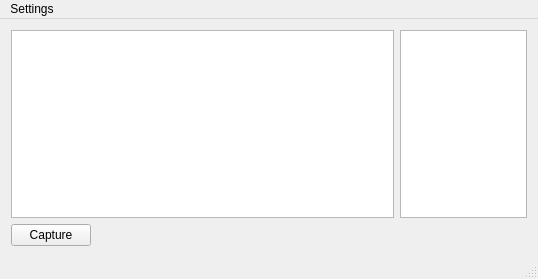
First picture: the form in imagemapper.ui, repository UAV-Concordia/ImageMapper, before the edit.
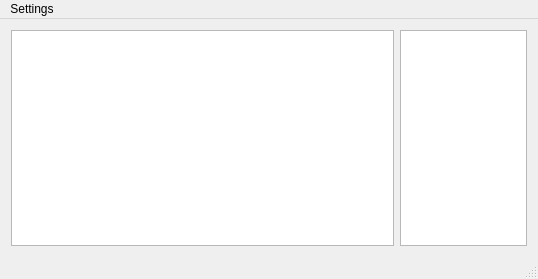
Second picture: the form after the edit. Custom widgets are drawn as their Qt base class.

```diff
--- a/imagemapper.ui
+++ b/imagemapper.ui
@@ -29,33 +29,6 @@
       </item>
      </layout>
     </item>
-    <item>
-     <layout class="QHBoxLayout" name="horizontalLayout">
-      <item>
-       <widget class="QPushButton" name="captureButton">
-        <property name="text">
-         <string>Capture</string>
-        </property>
-        <property name="checkable">
-         <bool>true</bool>
-        </property>
-       </widget>
-      </item>
-      <item>
-       <spacer name="horizontalSpacer">
-        <property name="orientation">
-         <enum>Qt::Horizontal</enum>
-        </property>
-        <property name="sizeHint" stdset="0">
-         <size>
-          <width>40</width>
-          <height>20</height>
-         </size>
-        </property>
-       </spacer>
-      </item>
-     </layout>
-    </item>
    </layout>
   </widget>
   <widget class="QMenuBar" name="menuBar">
```
Left out of the diff: 12 changed lines with no effect on the pictures.
